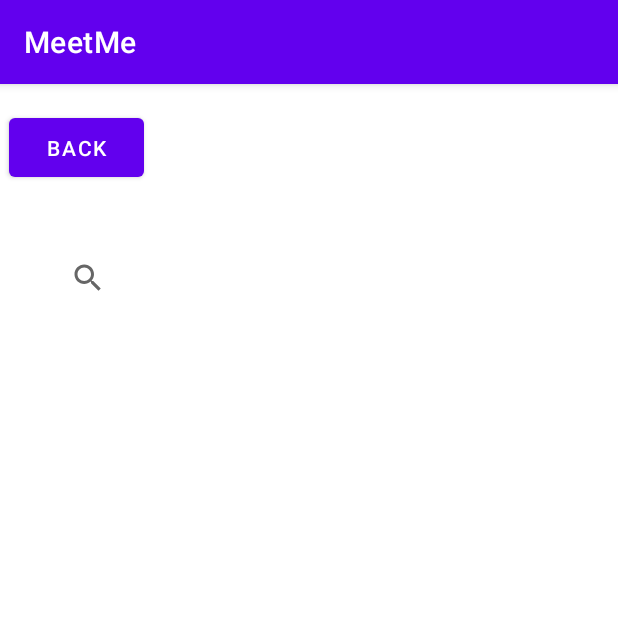
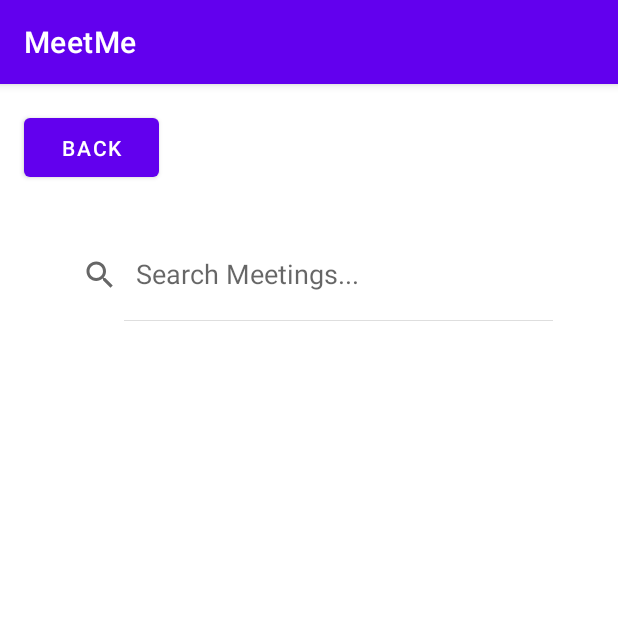
Before and after one commit to hhphung/my_project, an Android app: the SearchPage screen opened directly, with no data from a screen before it, on a phone screen of 412 x 824 dp, the top half of it. Run offline under Robolectric (Android 15) with nearby library versions, the phone set to English and light mode, and no system bars.

Commit message:
#39 !39 added search hint

```diff
--- a/Frontend/MeetMe/app/src/main/java/com/example/meetme/SearchPage.java
+++ b/Frontend/MeetMe/app/src/main/java/com/example/meetme/SearchPage.java
@@ -8,6 +8,7 @@ import androidx.appcompat.app.AppCompatActivity;
 import android.content.Intent;
 import android.database.DataSetObserver;
 import android.os.Bundle;
+import android.text.InputType;
 import android.view.View;
 import android.view.ViewGroup;
 import android.widget.AdapterView;
@@ -47,29 +48,17 @@ public class SearchPage extends AppCompatActivity {
             }
         });
 
-//        simpleSearchView.setOnQueryTextListener(new SearchView.OnQueryTextListener() {
-//            @Override
-//            public boolean onQueryTextSubmit(String query) {
-//// do something on text submit
-//                return false;
-//            }
-//
-//            @Override
-//            public boolean onQueryTextChange(String newText) {
-//// do something when text changes
-//                return false;
-//            }
-//        });
+        meetingInput.setInputType(InputType.TYPE_CLASS_TEXT);
 
-        meetingInput.setOnClickListener(new View.OnClickListener() {
+        meetingInput.setOnQueryTextListener(new SearchView.OnQueryTextListener() {
             @Override
-            public void onClick(View view) {
+            public boolean onQueryTextSubmit(String query) {
+                //do something on text submit
                 ArrayAdapter<String> arr;
                 String err[] = {"No Results", ""};
                 ArrayList<String> tempResults = null;
 
                 if (meetingInput.toString() == "") {
-
 
                     GetMeetingApi().getAllMeetings().enqueue(new SlimCallback<List<Meeting>>(sResults -> {
                         for (Meeting m : sResults) {
@@ -102,11 +91,21 @@ public class SearchPage extends AppCompatActivity {
 
                 }
                 meetingResults.setAdapter(arr);
+                return false;
+            }
+
+            @Override
+            public boolean onQueryTextChange(String newText) {
+// do nothing when text changes
+                return false;
+            }
+        });
+
 
                 meetingResults.setOnItemClickListener(new AdapterView.OnItemClickListener() {
                     @Override
                     public void onItemClick(AdapterView<?> adapterView, View view, int i, long l) {
-                        Intent intent = new Intent(); //eventually will go to view meeting page
+                        Intent intent = new Intent(view.getContext(), CreateMeetingPage.class); //eventually will go to view meeting page
                         String message = meetingInput.toString();
                         intent.putExtra("Meeting name", message);
                         intent.putExtra("username", username);
@@ -114,6 +113,4 @@ public class SearchPage extends AppCompatActivity {
                     }
                 });
             }
-        });
-    }
-}
+        }
--- a/Frontend/MeetMe/app/src/main/res/layout/activity_search_page.xml
+++ b/Frontend/MeetMe/app/src/main/res/layout/activity_search_page.xml
@@ -16,7 +16,7 @@
         android:text="Back"
         app:layout_constraintBottom_toBottomOf="parent"
         app:layout_constraintEnd_toEndOf="parent"
-        app:layout_constraintHorizontal_bias="0.018"
+        app:layout_constraintHorizontal_bias="0.049"
         app:layout_constraintStart_toStartOf="parent"
         app:layout_constraintTop_toTopOf="parent"
         app:layout_constraintVertical_bias="0.023" />
@@ -25,18 +25,22 @@
         android:id="@+id/activity_search_bar"
         android:layout_width="342dp"
         android:layout_height="61dp"
+        android:clickable="true"
+        android:inputType="text"
+        android:queryHint="Search Meetings..."
+        android:iconifiedByDefault="false"
         app:layout_constraintBottom_toBottomOf="parent"
         app:layout_constraintEnd_toEndOf="parent"
         app:layout_constraintHorizontal_bias="0.492"
         app:layout_constraintStart_toStartOf="parent"
         app:layout_constraintTop_toTopOf="parent"
-        app:layout_constraintVertical_bias="0.14"
-        />
+        app:layout_constraintVertical_bias="0.137" />
 
     <ListView
         android:id="@+id/activity_search_results"
         android:layout_width="399dp"
         android:layout_height="461dp"
+        android:clickable="true"
         app:layout_constraintBottom_toBottomOf="parent"
         app:layout_constraintEnd_toEndOf="parent"
         app:layout_constraintStart_toStartOf="parent"
```
